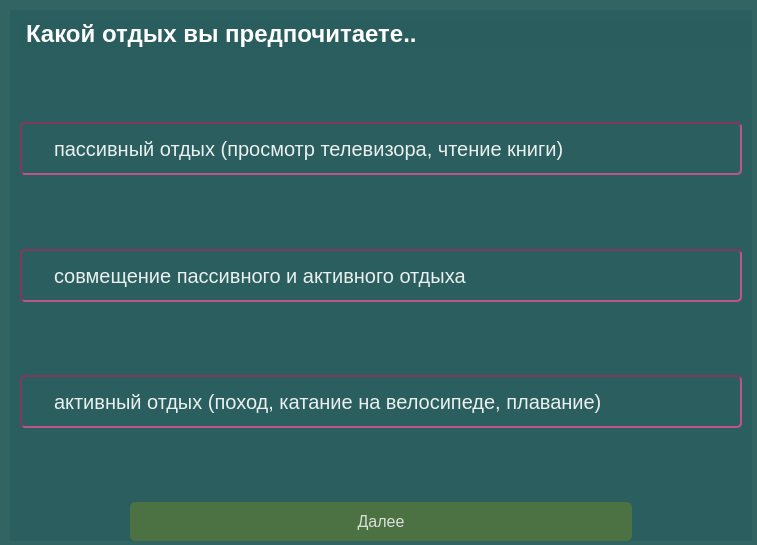
First picture: the form in forms/test5.ui, repository PolinaBack/MyMap, before the edit.
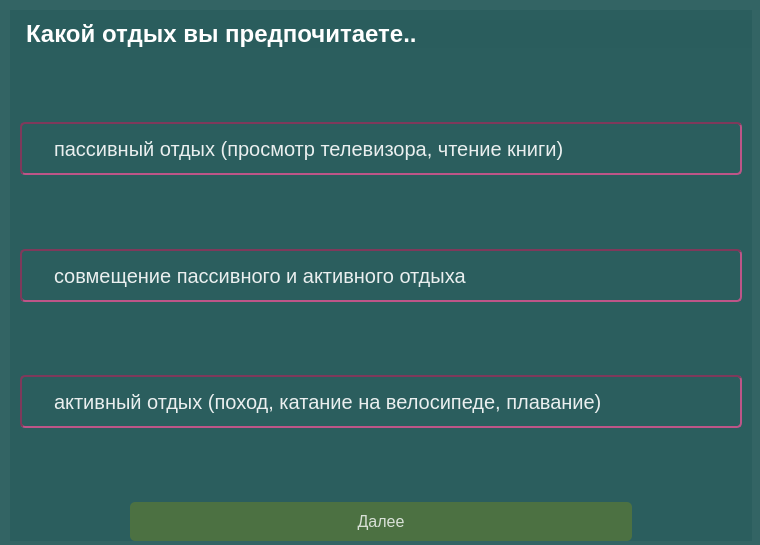
Second picture: the form after the edit.

```diff
--- a/forms/test5.ui
+++ b/forms/test5.ui
@@ -6,7 +6,7 @@
    <rect>
     <x>0</x>
     <y>0</y>
-    <width>757</width>
+    <width>760</width>
     <height>545</height>
    </rect>
   </property>
```
